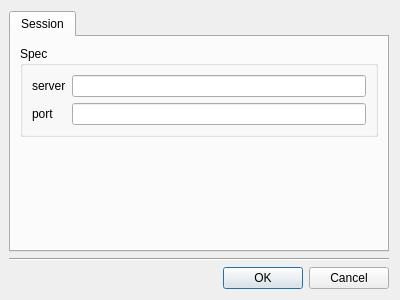
The window that spectromicroscopy/smpgui/ui_configuresmp.ui (praxes/praxes) describes before a commit, drawn with Qt 5.
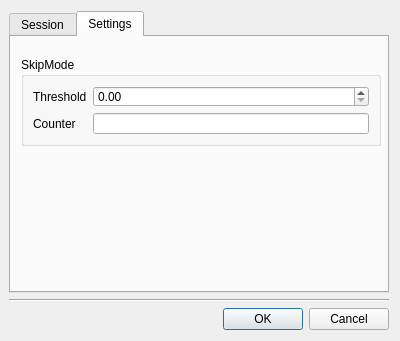
The same window after the commit.

What changed in the file:
```diff
--- a/spectromicroscopy/smpgui/ui_configuresmp.ui
+++ b/spectromicroscopy/smpgui/ui_configuresmp.ui
@@ -9,7 +9,7 @@
     <x>0</x>
     <y>0</y>
     <width>400</width>
-    <height>300</height>
+    <height>341</height>
    </rect>
   </property>
   <property name="windowTitle" >
@@ -22,7 +22,7 @@
    <item row="0" column="0" >
     <widget class="QTabWidget" name="tabWidget" >
      <property name="currentIndex" >
-      <number>0</number>
+      <number>1</number>
      </property>
      <widget class="QWidget" name="tab" >
       <attribute name="title" >
@@ -88,6 +88,65 @@
        </item>
       </layout>
      </widget>
+     <widget class="QWidget" name="Settings" >
+      <attribute name="title" >
+       <string>Settings</string>
+      </attribute>
+      <widget class="QGroupBox" name="groupBox_2" >
+       <property name="geometry" >
+        <rect>
+         <x>10</x>
+         <y>20</y>
+         <width>360</width>
+         <height>89</height>
+        </rect>
+       </property>
+       <property name="title" >
+        <string>SkipMode</string>
+       </property>
+       <layout class="QGridLayout" >
+        <item row="0" column="0" >
+         <widget class="QLabel" name="label_3" >
+          <property name="toolTip" >
+           <string>&lt;html>&lt;head>&lt;meta name="qrichtext" content="1" />&lt;style type="text/css">
+p, li { white-space: pre-wrap; }
+&lt;/style>&lt;/head>&lt;body style=" font-family:'Sans Serif'; font-size:9pt; font-weight:400; font-style:normal;">
+&lt;p style=" margin-top:0px; margin-bottom:0px; margin-left:0px; margin-right:0px; -qt-block-indent:0; text-indent:0px;">A valid internet address, like foo.chess.cornell.edu&lt;/p>&lt;/body>&lt;/html></string>
+          </property>
+          <property name="text" >
+           <string>Threshold</string>
+          </property>
+         </widget>
+        </item>
+        <item row="1" column="0" >
+         <widget class="QLabel" name="label_4" >
+          <property name="toolTip" >
+           <string>&lt;html>&lt;head>&lt;meta name="qrichtext" content="1" />&lt;style type="text/css">
+p, li { white-space: pre-wrap; }
+&lt;/style>&lt;/head>&lt;body style=" font-family:'Sans Serif'; font-size:9pt; font-weight:400; font-style:normal;">
+&lt;p style=" margin-top:0px; margin-bottom:0px; margin-left:0px; margin-right:0px; -qt-block-indent:0; text-indent:0px;">A valid spec port, examples:&lt;/p>
+&lt;p style=" margin-top:0px; margin-bottom:0px; margin-left:0px; margin-right:0px; -qt-block-indent:0; text-indent:0px;">spec&lt;/p>
+&lt;p style=" margin-top:0px; margin-bottom:0px; margin-left:0px; margin-right:0px; -qt-block-indent:0; text-indent:0px;">fourc&lt;/p>
+&lt;p style=" margin-top:0px; margin-bottom:0px; margin-left:0px; margin-right:0px; -qt-block-indent:0; text-indent:0px;">xrf&lt;/p>&lt;/body>&lt;/html></string>
+          </property>
+          <property name="text" >
+           <string>Counter</string>
+          </property>
+         </widget>
+        </item>
+        <item row="1" column="2" >
+         <widget class="QLineEdit" name="counterEdit" />
+        </item>
+        <item row="0" column="2" >
+         <widget class="QDoubleSpinBox" name="thresholdBox" >
+          <property name="maximum" >
+           <double>10000000.000000000000000</double>
+          </property>
+         </widget>
+        </item>
+       </layout>
+      </widget>
+     </widget>
     </widget>
    </item>
    <item row="1" column="0" >
```
Left out of the diff: 8 changed lines with no effect on the pictures.
